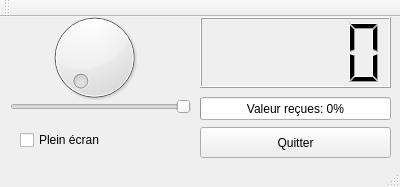
First picture: the form in mainwindow.ui, repository GalpinKevin/QT_Creator, before the edit.
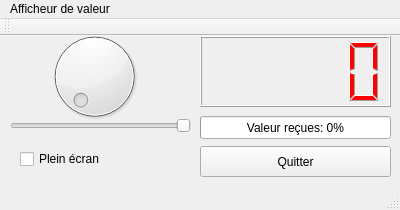
Second picture: the form after the edit.

```diff
--- a/mainwindow.ui
+++ b/mainwindow.ui
@@ -7,7 +7,7 @@
     <x>0</x>
     <y>0</y>
     <width>400</width>
-    <height>187</height>
+    <height>210</height>
    </rect>
   </property>
   <property name="windowTitle">
@@ -94,6 +94,43 @@
       <height>71</height>
      </rect>
     </property>
+    <property name="palette">
+     <palette>
+      <active>
+       <colorrole role="WindowText">
+        <brush brushstyle="SolidPattern">
+         <color alpha="255">
+          <red>255</red>
+          <green>0</green>
+          <blue>0</blue>
+         </color>
+        </brush>
+       </colorrole>
+      </active>
+      <inactive>
+       <colorrole role="WindowText">
+        <brush brushstyle="SolidPattern">
+         <color alpha="255">
+          <red>255</red>
+          <green>0</green>
+          <blue>0</blue>
+         </color>
+        </brush>
+       </colorrole>
+      </inactive>
+      <disabled>
+       <colorrole role="WindowText">
+        <brush brushstyle="SolidPattern">
+         <color alpha="255">
+          <red>118</red>
+          <green>118</green>
+          <blue>117</blue>
+         </color>
+        </brush>
+       </colorrole>
+      </disabled>
+     </palette>
+    </property>
    </widget>
   </widget>
   <widget class="QMenuBar" name="menuBar">
@@ -105,6 +142,12 @@
      <height>29</height>
     </rect>
    </property>
+   <widget class="QMenu" name="menuAfficheur_de_valeur">
+    <property name="title">
+     <string>Afficheur de valeur</string>
+    </property>
+   </widget>
+   <addaction name="menuAfficheur_de_valeur"/>
   </widget>
   <widget class="QToolBar" name="mainToolBar">
    <attribute name="toolBarArea">
```
